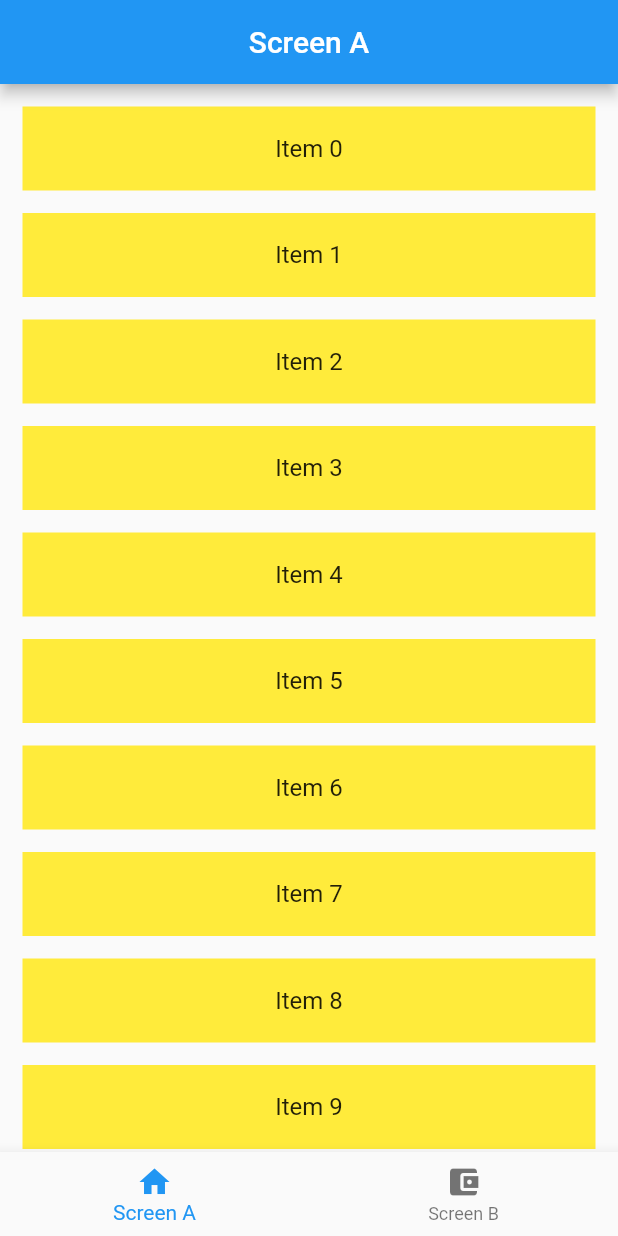
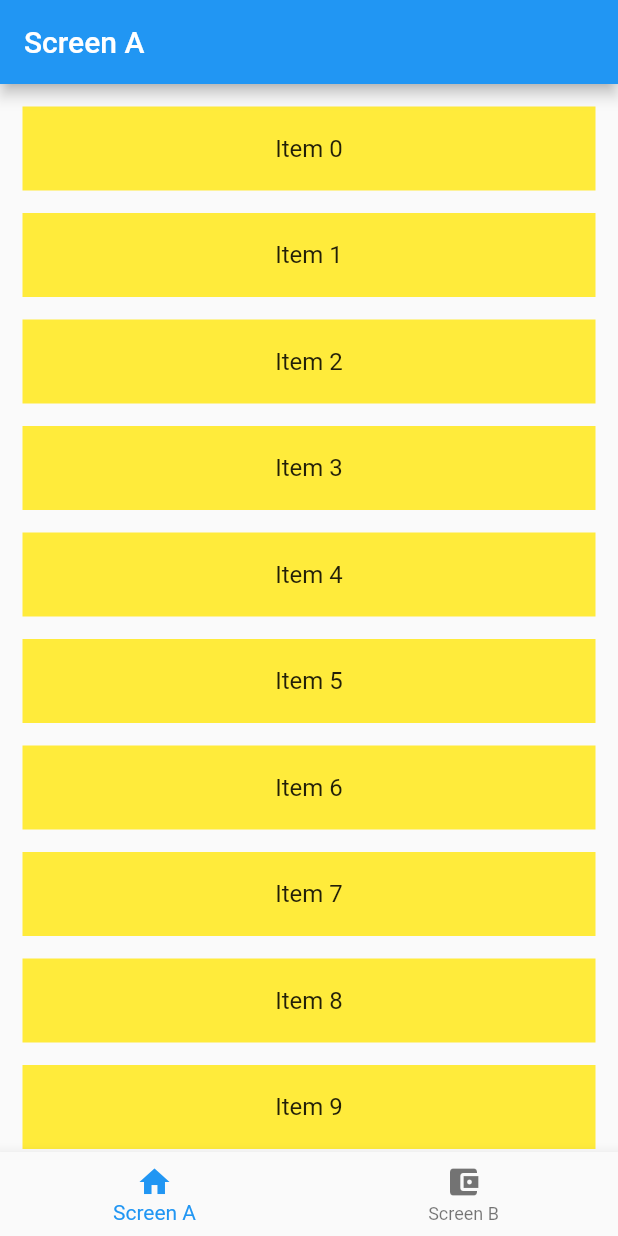
Before and after one commit to cp-sneha-s/state-restoration, a Flutter app: the screen it shows after launch, on a phone screen of 412 x 824 dp. Run offline on Flutter 3.47's test engine with Material 2 defaults, Android fonts, the phone set to English and light mode, and no system bars.

Commit message:
Minor changes

```diff
--- a/lib/main.dart
+++ b/lib/main.dart
@@ -16,6 +16,21 @@ class BottomNavigationBarControllerPage extends StatefulWidget {
 
 class _BottomNavigationBarControllerPageState
     extends State<BottomNavigationBarControllerPage> {
+  int _selectedIndex = 0;
+  final bottomNavigationBarItems = const [
+    BottomNavigationBarItem(icon: Icon(Icons.home), label: 'Screen A'),
+    BottomNavigationBarItem(
+        icon: Icon(Icons.account_balance_wallet), label: 'Screen B')
+  ];
+
+  void onTap(int index) {
+    if (_selectedIndex != index) {
+      setState(() {
+        _selectedIndex = index;
+      });
+    }
+  }
+
   final PageStorageBucket _bucket = PageStorageBucket();
   final screens = [
     const ScreenA(
@@ -25,7 +40,6 @@ class _BottomNavigationBarControllerPageState
       key: PageStorageKey<String>('Screen-B'),
     )
   ];
-  int _selectedIndex = 0;
 
   @override
   Widget build(BuildContext context) {
@@ -33,23 +47,10 @@ class _BottomNavigationBarControllerPageState
       home: Scaffold(
         body: PageStorage(bucket: _bucket, child: screens[_selectedIndex]),
         bottomNavigationBar: BottomNavigationBar(
-          currentIndex: _selectedIndex,
-          onTap: onTap,
-          items: const [
-            BottomNavigationBarItem(icon: Icon(Icons.home), label: 'Screen A'),
-            BottomNavigationBarItem(
-                icon: Icon(Icons.account_balance_wallet), label: 'Screen B')
-          ],
-        ),
+            currentIndex: _selectedIndex,
+            onTap: onTap,
+            items: bottomNavigationBarItems),
       ),
     );
   }
-
-  void onTap(int index) {
-    if (_selectedIndex != index) {
-      setState(() {
-        _selectedIndex = index;
-      });
-    }
-  }
 }
--- a/lib/screen_a.dart
+++ b/lib/screen_a.dart
@@ -9,26 +9,15 @@ class ScreenA extends StatefulWidget {
 
 class _ScreenAState extends State<ScreenA> {
   @override
-  void initState() {
-    // TODO: implement initState
-    super.initState();
-    // print('PageA ' +
-    //     PageStorage.of(context)
-    //         .readState(context,
-    //             identifier: const PageStorageKey<String>('Screen-A'))
-    //         .toString());
-  }
-
-  @override
   Widget build(BuildContext context) {
     return Scaffold(
       appBar: AppBar(
-        centerTitle: true,
         title: const Text('Screen A'),
       ),
       body: Padding(
         padding: const EdgeInsets.all(15),
         child: ListView.separated(
+          itemCount: 100,
           itemBuilder: (context, index) {
             return ListTile(
               tileColor: Colors.yellow,
@@ -40,7 +29,7 @@ class _ScreenAState extends State<ScreenA> {
               height: 15,
             );
           },
-            itemCount: 100),
+        ),
       ),
     );
   }
```
Also changed, not shown: lib/screen_b.dart (+1 -11 lines). Lines whose indentation alone changed are shown as unchanged.
